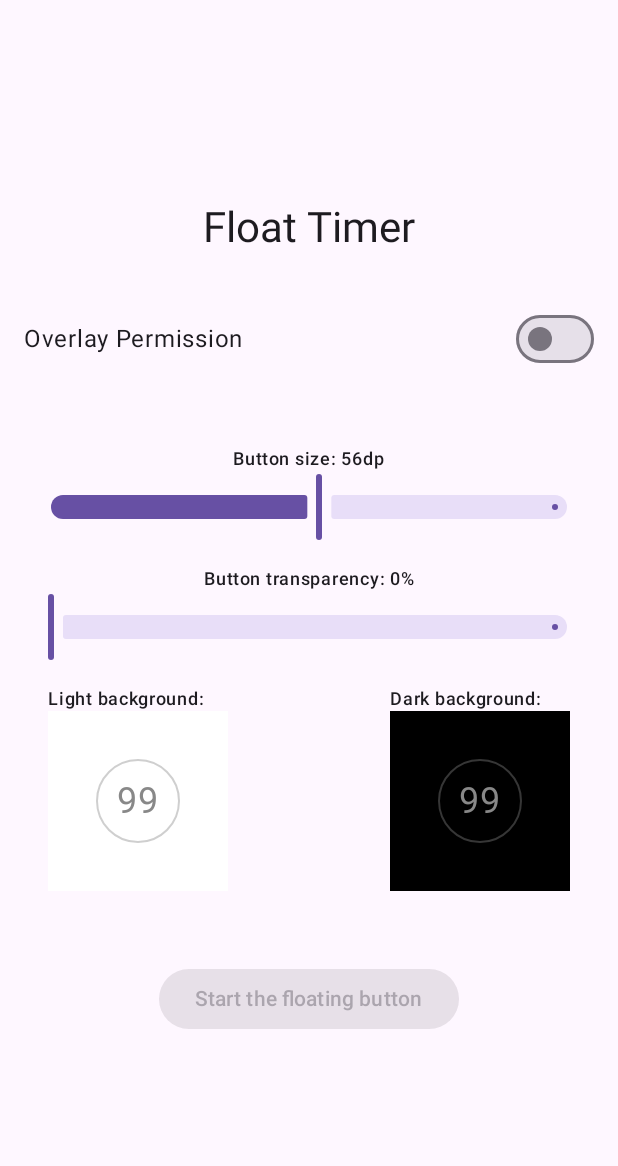
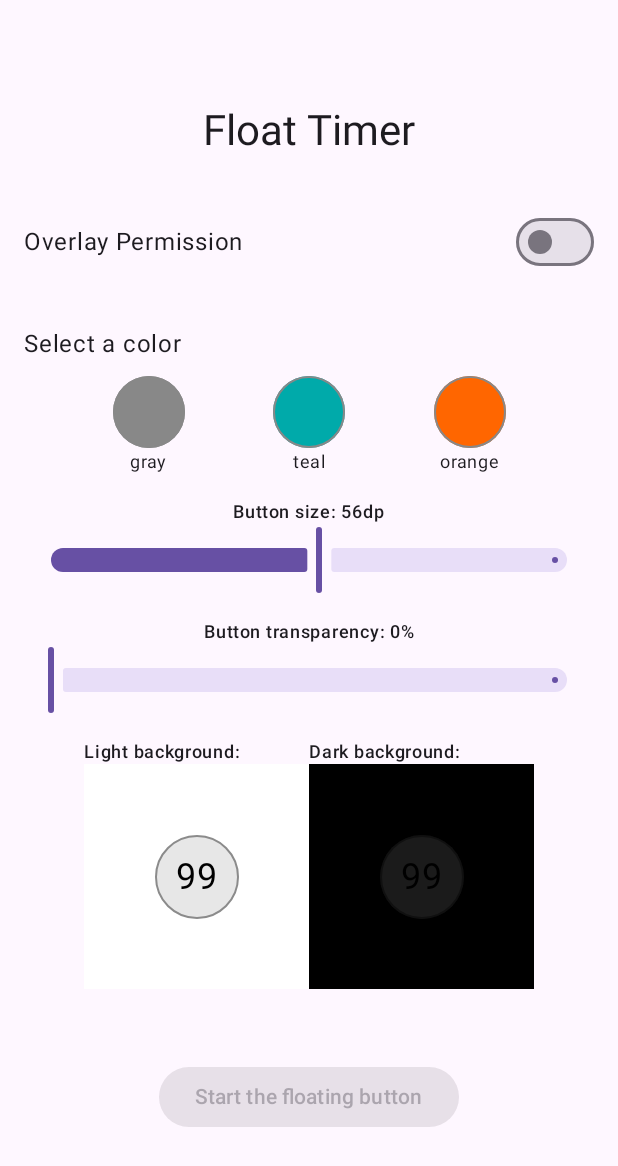
Before and after one commit to jzheng23/FloatTimer, an Android app built with Jetpack Compose: the screen it shows after launch (MainActivity), on a phone screen of 412 x 824 dp. Shown: the top 1166 px of the screen. Run offline under Robolectric (Android 15) with nearby library versions, the phone set to English and light mode, and no system bars.

Commit message:
barely working

```diff
--- a/app/src/main/java/com/jzheng23/floattimer/HomeScreen.kt
+++ b/app/src/main/java/com/jzheng23/floattimer/HomeScreen.kt
@@ -8,9 +8,11 @@ import androidx.activity.compose.rememberLauncherForActivityResult
 import androidx.activity.result.contract.ActivityResultContracts
 import androidx.compose.foundation.background
 import androidx.compose.foundation.border
+import androidx.compose.foundation.clickable
 import androidx.compose.foundation.layout.Arrangement
 import androidx.compose.foundation.layout.Box
 import androidx.compose.foundation.layout.Column
+import androidx.compose.foundation.layout.PaddingValues
 import androidx.compose.foundation.layout.Row
 import androidx.compose.foundation.layout.Spacer
 import androidx.compose.foundation.layout.fillMaxSize
@@ -18,6 +20,7 @@ import androidx.compose.foundation.layout.fillMaxWidth
 import androidx.compose.foundation.layout.height
 import androidx.compose.foundation.layout.padding
 import androidx.compose.foundation.layout.size
+import androidx.compose.foundation.lazy.LazyRow
 import androidx.compose.foundation.shape.CircleShape
 import androidx.compose.material3.Button
 import androidx.compose.material3.MaterialTheme
@@ -33,10 +36,13 @@ import androidx.compose.runtime.setValue
 import androidx.compose.ui.Alignment
 import androidx.compose.ui.Modifier
 import androidx.compose.ui.graphics.Color
+import androidx.compose.ui.graphics.toArgb
 import androidx.compose.ui.platform.LocalContext
+import androidx.compose.ui.res.colorResource
 import androidx.compose.ui.tooling.preview.Preview
 import androidx.compose.ui.unit.dp
 import androidx.compose.ui.unit.sp
+import androidx.core.content.ContextCompat
 import com.jzheng23.floattimer.Constants.DEFAULT_BUTTON_SIZE
 import com.jzheng23.floattimer.Constants.MAX_BUTTON_SIZE
 import com.jzheng23.floattimer.Constants.MIN_BUTTON_SIZE
@@ -48,6 +54,7 @@ fun HomeScreen() {
     var overlayPermissionGranted by remember { mutableStateOf(Settings.canDrawOverlays(context)) }
     var buttonSize by remember { mutableFloatStateOf(DEFAULT_BUTTON_SIZE.toFloat()) }
     var buttonAlpha by remember { mutableFloatStateOf(1f) }
+    var buttonColor by remember { mutableStateOf(Color.Transparent) }
 
     val overlayPermissionLauncher = rememberLauncherForActivityResult(
         ActivityResultContracts.StartActivityForResult()
@@ -60,6 +67,7 @@ fun HomeScreen() {
             val intent = Intent(context, OverlayService::class.java).apply {
                 putExtra("BUTTON_SIZE", buttonSize.toInt())
                 putExtra("BUTTON_ALPHA", buttonAlpha)
+                putExtra("BUTTON_COLOR", buttonColor.toArgb())
             }
             context.startService(intent)
         }
@@ -94,6 +102,14 @@ fun HomeScreen() {
         )
 
         Spacer(modifier = Modifier.height(32.dp))
+
+        ColorPicker(
+            selectedColor = buttonColor,
+            onColorSelected = { color ->
+                buttonColor = color
+                startOverlayService()
+            }
+        )
 
         Text(
             "Button size: ${buttonSize.toInt()}dp",
@@ -133,7 +149,8 @@ fun HomeScreen() {
 
         OverlayButtonPreview(
             buttonSize = buttonSize.toInt(),
-            buttonAlpha = buttonAlpha
+            buttonAlpha = buttonAlpha,
+            buttonColor = buttonColor
         )
 
         Spacer(modifier = Modifier.height(32.dp))
@@ -169,20 +186,26 @@ fun PermissionSwitch(
 @Composable
 fun OverlayButtonPreview(
     buttonSize: Int = DEFAULT_BUTTON_SIZE,
-    buttonAlpha: Float = 1f
+    buttonAlpha: Float = 1f,
+    buttonColor: Color = Color.Transparent
 ) {
+    // Inside your composable or where you have context available
+    val context = LocalContext.current
+//    val textColor = Color(ContextCompat.getColor(context, R.color.text_color))
+    val backgroundColor = Color(ContextCompat.getColor(context, R.color.background_color))
+//    val borderColor = Color(ContextCompat.getColor(context, R.color.border_color))
     Column(
-        modifier = Modifier.padding(16.dp)
+        modifier = Modifier.padding(vertical = 16.dp)
     ) {
         Row(
             modifier = Modifier.fillMaxWidth(),
-            horizontalArrangement = Arrangement.SpaceBetween
+            horizontalArrangement = Arrangement.Center
         ) {
             Column {
                 Text("Light background:", style = MaterialTheme.typography.labelMedium)
                 Box(
                     modifier = Modifier
-                        .size(120.dp)
+                        .size(150.dp)
                         .background(Color.White)
                 ) {
                     Box(
@@ -194,19 +217,19 @@ fun OverlayButtonPreview(
                             modifier = Modifier
                                 .fillMaxSize()
                                 .background(
-                                    color = Color.Transparent,
+                                    color = backgroundColor.copy(alpha = 0.2f * buttonAlpha),
                                     shape = CircleShape
                                 )
                                 .border(
                                     width = 1.dp,
-                                    color = Color(0x88888888).copy(alpha = 0.4f * buttonAlpha),
+                                    color = buttonColor.copy(alpha = 0.4f * buttonAlpha),
                                     shape = CircleShape
                                 )
                         )
                         Text(
                             "99",
                             modifier = Modifier.align(Alignment.Center),
-                            color = Color(0x88888888).copy(alpha = buttonAlpha),
+                            color = buttonColor.copy(alpha = buttonAlpha),
                             fontSize = Constants.calculateTextSize(buttonSize).sp
                         )
                     }
@@ -217,7 +240,7 @@ fun OverlayButtonPreview(
                 Text("Dark background:", style = MaterialTheme.typography.labelMedium)
                 Box(
                     modifier = Modifier
-                        .size(120.dp)
+                        .size(150.dp)
                         .background(Color.Black)
                 ) {
                     Box(
@@ -229,19 +252,19 @@ fun OverlayButtonPreview(
                             modifier = Modifier
                                 .fillMaxSize()
                                 .background(
-                                    color = Color.Transparent,
+                                    color = backgroundColor.copy(alpha = 0.2f * buttonAlpha),
                                     shape = CircleShape
                                 )
                                 .border(
                                     width = 1.dp,
-                                    color = Color(0x88888888).copy(alpha = 0.4f * buttonAlpha),
+                                    color = buttonColor.copy(alpha = 0.4f * buttonAlpha),
                                     shape = CircleShape
                                 )
                         )
                         Text(
                             "99",
                             modifier = Modifier.align(Alignment.Center),
-                            color = Color(0x88888888).copy(alpha = buttonAlpha),
+                            color = buttonColor.copy(alpha = buttonAlpha),
                             fontSize = Constants.calculateTextSize(buttonSize).sp
                         )
                     }
@@ -256,3 +279,77 @@ fun OverlayButtonPreview(
 fun HomeScreenPreview() {
     HomeScreen()
 }
+
+@Composable
+fun ColorPicker(
+    selectedColor: Color,
+    onColorSelected: (Color) -> Unit
+) {
+    val context = LocalContext.current
+    val grayColor = Color(ContextCompat.getColor(context, R.color.gray))
+    val tealColor = Color(ContextCompat.getColor(context, R.color.teal))
+    val orangeColor = Color(ContextCompat.getColor(context, R.color.orange))
+
+    val colors = listOf(
+        grayColor to "gray",
+        tealColor to "teal",
+        orangeColor to "orange"
+    )
+
+
+    Column {
+        Text(
+            text = "Select a color",
+            style = MaterialTheme.typography.bodyLarge ,
+            modifier = Modifier.padding(bottom = 8.dp)
+        )
+
+        LazyRow(
+            modifier = Modifier.fillMaxWidth(),
+            horizontalArrangement = Arrangement.SpaceEvenly,
+            contentPadding = PaddingValues(horizontal = 1.dp)
+        ) {
+            items(colors.size) { index ->
+                val (color, name) = colors[index]
+                ColorOption(
+                    color = color,
+                    name = name,
+                    isSelected = color == selectedColor,
+                    onClick = {  onColorSelected(color) }
+                )
+            }
+        }
+    }
+}
+
+@Composable
+private fun ColorOption(
+    color: Color,
+    name: String,
+    isSelected: Boolean,
+    onClick: () -> Unit
+) {
+    Column(
+        horizontalAlignment = Alignment.CenterHorizontally,
+        modifier = Modifier
+            .padding(1.dp)
+            .clickable(onClick = onClick)
+    ) {
+        Box(
+            modifier = Modifier
+                .size(48.dp)
+                .background(color, CircleShape)
+                .border(
+                    width = if (isSelected) 3.dp else 1.dp,
+                    color = if (isSelected) MaterialTheme.colorScheme.primary else Color.Gray,
+                    shape = CircleShape
+                )
+        )
+
+        Text(
+            text = name,
+            style = MaterialTheme.typography.bodySmall,
+            modifier = Modifier.padding(top = 1.dp)
+        )
+    }
+}
--- a/app/src/main/res/drawable/round_button.xml
+++ b/app/src/main/res/drawable/round_button_orange.xml
@@ -1,8 +1,8 @@
 <?xml version="1.0" encoding="utf-8"?>
 <shape xmlns:android="http://schemas.android.com/apk/res/android"
     android:shape="oval">
-    <solid android:color="#22888888" />
+    <solid android:color="@color/background_color" />
     <stroke
         android:width="1dp"
-        android:color="#FF888888" />
+        android:color="@color/orange" />
 </shape>
--- a/app/src/main/res/layout/overlay_button.xml
+++ b/app/src/main/res/layout/overlay_button.xml
@@ -7,7 +7,7 @@
     <View
         android:layout_width="match_parent"
         android:layout_height="match_parent"
-        android:background="@drawable/round_button" />
+        android:background="@drawable/round_button_teal" />
 
     <TextView
         android:id="@+id/timerText"
@@ -15,7 +15,7 @@
         android:layout_height="wrap_content"
         android:layout_gravity="center"
         android:text="@string/default_value_in_icon"
-        android:textColor="#FF888888"
+        android:textColor="@color/gray"
         android:textSize="24sp"/>
 
 </com.jzheng23.floattimer.DraggableFrameLayout>
--- a/app/src/main/res/values/colors.xml
+++ b/app/src/main/res/values/colors.xml
@@ -1,2 +1,11 @@
 <?xml version="1.0" encoding="utf-8"?>
-<resources></resources>
+<resources>
+    <color name="gray">#FF888888</color>
+    <color name="background_color">#22888888</color>
+    <color name="border_color">#FF888888</color>
+    <color name="medium_blue">#FF0066CC</color>
+    <color name="teal">#FF00AAAA</color>
+    <color name="purple">#FF6600CC</color>
+    <color name="orange">#FFFF6600</color>
+    <color name="chartreuse">#FF88CC00</color>
+</resources>
```
Also changed, not shown: app/src/main/java/com/jzheng23/floattimer/OverlayService.kt (+53 -2 lines), app/src/main/res/drawable/round_button_gray.xml (added, +8 -0 lines), app/src/main/res/drawable/round_button_teal.xml (added, +8 -0 lines).
